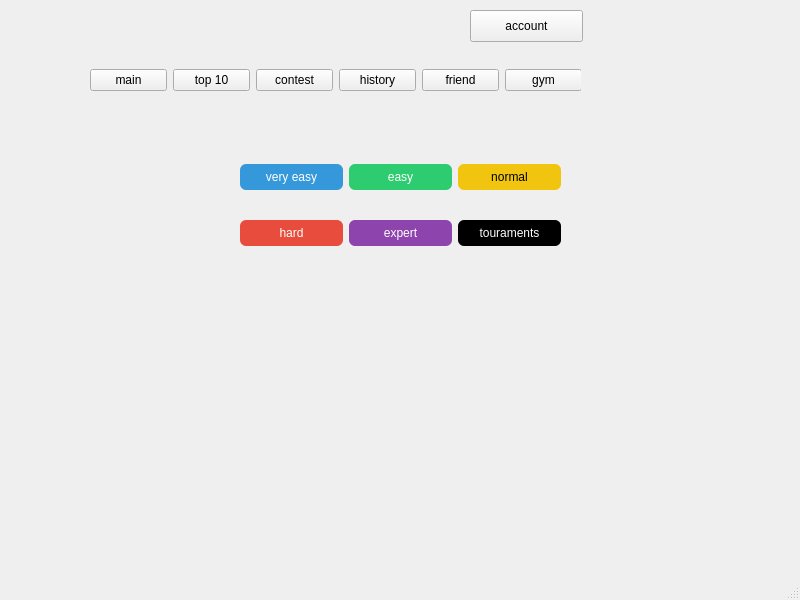
Above: gym.ui from trantienkhoa13/pta6final before the change. Below: the same form after it.
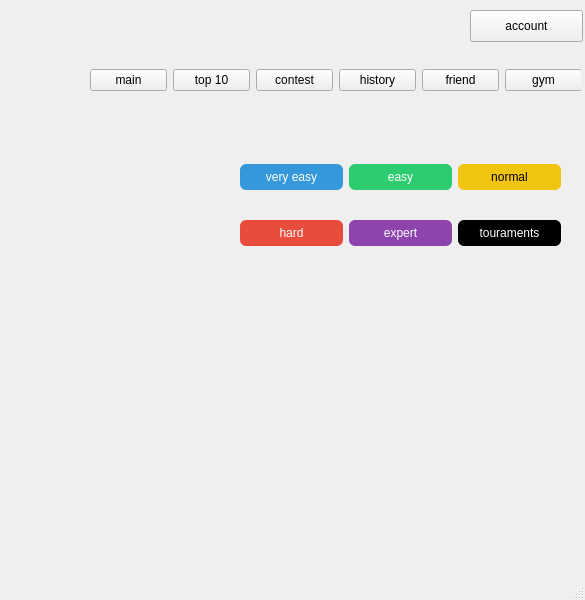
That is the form after the change. Icons and pictures are not drawn.

```diff
--- a/gym.ui
+++ b/gym.ui
@@ -6,7 +6,7 @@
    <rect>
     <x>0</x>
     <y>0</y>
-    <width>800</width>
+    <width>585</width>
     <height>600</height>
    </rect>
   </property>
@@ -20,7 +20,7 @@
       <x>90</x>
       <y>150</y>
       <width>111</width>
-      <height>161</height>
+      <height>91</height>
      </rect>
     </property>
     <property name="text">
```
Left out of the diff: 30 changed lines with no effect on the pictures.
